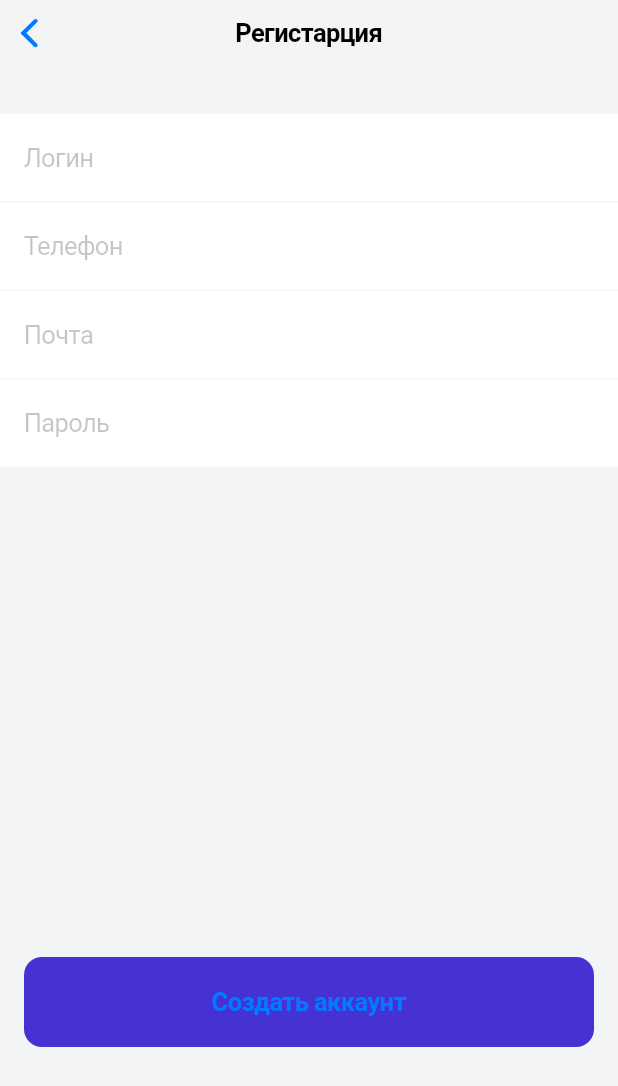
After one commit to Yersyn-K/hello_flutter, a Flutter app: the RegScreen screen opened by its route, on a phone screen of 412 x 824 dp. The commit adds this screen. Shown: the top 1086 px of the screen. Run offline on Flutter 3.47's test engine with Material 2 defaults, Android fonts, the phone set to English and light mode, and no system bars.

Commit message:
Third Commit

```diff
--- /dev/null
+++ b/lib/src/router/router.dart
@@ -0,0 +1,23 @@
+import 'package:flutter/cupertino.dart';
+import 'package:hello_flutter/src/router/routing_const.dart';
+import 'package:hello_flutter/src/screens/auth/auth_screen.dart';
+import 'package:hello_flutter/src/screens/reg/reg_screen.dart';
+
+class AppRouter {
+  static Route generateRoute(RouteSettings routeSettings) {
+    switch (routeSettings.name) {
+      case AuthRoute:
+        return CupertinoPageRoute(
+          builder: (context) => const AuthScreen(),
+        );
+      case RegisterRoute:
+        return CupertinoPageRoute(
+          builder: (context) => const RegScreen(),
+        );
+      default:
+        return CupertinoPageRoute(
+          builder: (context) => const AuthScreen(),
+        );
+    }
+  }
+}
--- /dev/null
+++ b/lib/src/screens/reg/reg_screen.dart
@@ -0,0 +1,65 @@
+import 'package:flutter/cupertino.dart';
+
+class RegScreen extends StatelessWidget {
+  const RegScreen({Key? key}) : super(key: key);
+
+  get child => null;
+
+  @override
+  Widget build(BuildContext context) {
+    return CupertinoPageScaffold(
+      backgroundColor: const Color(0xFFF3F4F6),
+      navigationBar: const CupertinoNavigationBar(
+        backgroundColor: CupertinoColors.white,
+        border: Border(),
+        middle: Text('Регистарция'),
+      ),
+      child: SafeArea(
+        child: Column(
+          mainAxisAlignment: MainAxisAlignment.start,
+          crossAxisAlignment: CrossAxisAlignment.stretch,
+          children: [
+            const SizedBox(
+              height: 32,
+            ),
+            const CupertinoTextField(
+              placeholder: 'Логин',
+              padding: EdgeInsets.symmetric(vertical: 19, horizontal: 16),
+              decoration: BoxDecoration(color: CupertinoColors.white),
+            ),
+            const SizedBox(height: 1),
+            const CupertinoTextField(
+              placeholder: 'Телефон',
+              padding: EdgeInsets.symmetric(vertical: 19, horizontal: 16),
+              decoration: BoxDecoration(color: CupertinoColors.white),
+            ),
+            const SizedBox(height: 1),
+            const CupertinoTextField(
+              placeholder: 'Почта',
+              padding: EdgeInsets.symmetric(vertical: 19, horizontal: 16),
+              decoration: BoxDecoration(color: CupertinoColors.white),
+            ),
+            const SizedBox(height: 1),
+            const CupertinoTextField(
+              placeholder: 'Пароль',
+              padding: EdgeInsets.symmetric(vertical: 19, horizontal: 16),
+              decoration: BoxDecoration(color: CupertinoColors.white),
+            ),
+            const SizedBox(height: 327),
+            Padding(
+              padding: const EdgeInsets.symmetric(horizontal: 16),
+              child: CupertinoButton(
+                  padding: const EdgeInsets.symmetric(vertical: 20),
+                  color: const Color(0xFF4631D2),
+                  child: const Text(
+                    'Создать аккаунт',
+                    style: TextStyle(fontWeight: FontWeight.bold),
+                  ),
+                  onPressed: () {}),
+            ),
+          ],
+        ),
+      ),
+    );
+  }
+}
```
Also changed, not shown: lib/main.dart (+7 -2 lines), lib/src/router/routing_const.dart (added, +12 -0 lines), lib/src/screens/auth/auth_screen.dart (+8 -5 lines).
